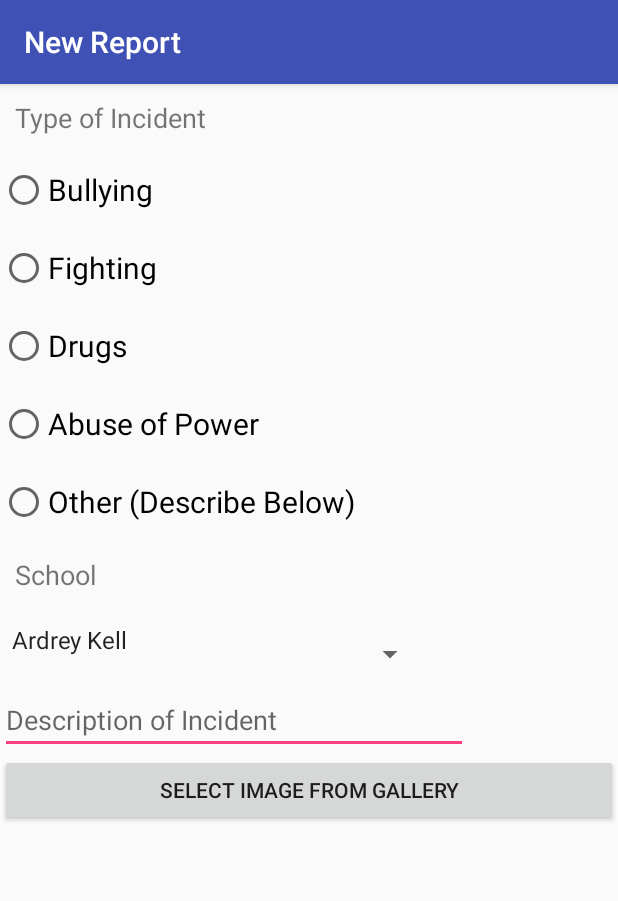
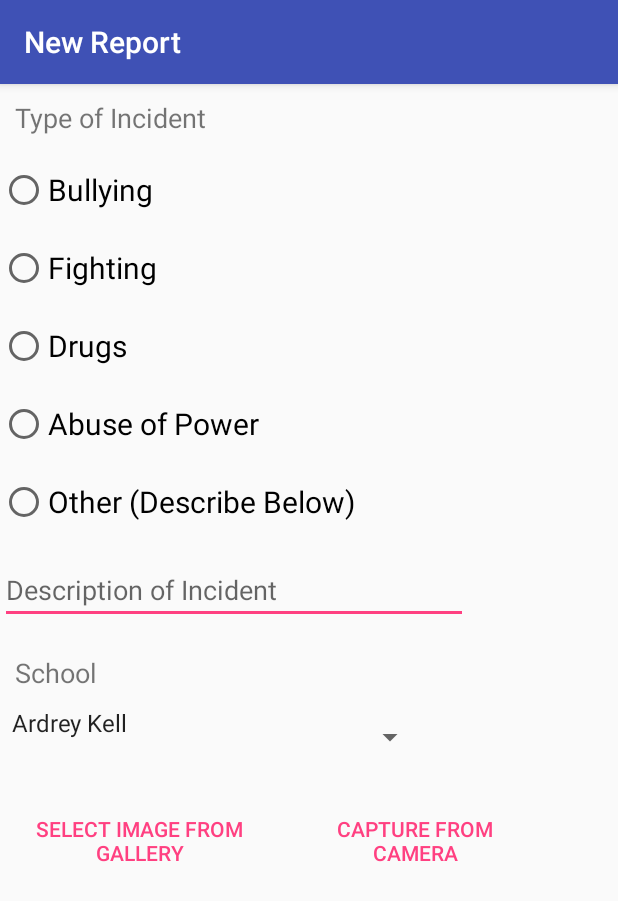
Before and after one commit to jumarmartin/PowerReport, an Android app: the ReportActivity screen opened directly, with no data from a screen before it, after a tap on "SELECT IMAGE FROM GALLERY", on a phone screen of 412 x 824 dp. Shown: the top 901 px of the screen. Run offline under Robolectric (Android 15) with nearby library versions, the phone set to English and light mode, and no system bars; our stand-ins replace Firebase (no records; nobody signed in at launch, a user with empty details on screens opened directly).

Commit message:
Added mCaptureCamera, Added Formal Permission Request onClick of mSelectImage or mCapture Camera

```diff
--- a/app/src/main/java/com/jumarmartin/powerreport/BaseActivity.java
+++ b/app/src/main/java/com/jumarmartin/powerreport/BaseActivity.java
@@ -1,12 +1,9 @@
 package com.jumarmartin.powerreport;
 
 import android.content.Intent;
-import android.content.pm.PackageManager;
 import android.os.Bundle;
 import android.support.annotation.NonNull;
 import android.support.design.widget.FloatingActionButton;
-import android.support.design.widget.Snackbar;
-import android.support.v4.content.ContextCompat;
 import android.support.v7.app.AppCompatActivity;
 import android.support.v7.widget.Toolbar;
 import android.util.Log;
@@ -19,7 +16,6 @@ import com.google.android.gms.tasks.OnCompleteListener;
 import com.google.android.gms.tasks.Task;
 import com.google.firebase.auth.AuthResult;
 import com.google.firebase.auth.FirebaseAuth;
-import com.google.firebase.auth.FirebaseUser;
 
 public class BaseActivity extends AppCompatActivity {
 
@@ -37,6 +33,7 @@ public class BaseActivity extends AppCompatActivity {
         //Firebase Auth
         mAuth = FirebaseAuth.getInstance();
 
+        //Literally Floating Button
         FloatingActionButton fab = (FloatingActionButton) findViewById(R.id.fab);
         fab.setOnClickListener(new View.OnClickListener() {
             @Override
--- a/app/src/main/java/com/jumarmartin/powerreport/ReportActivity.java
+++ b/app/src/main/java/com/jumarmartin/powerreport/ReportActivity.java
@@ -1,10 +1,15 @@
 package com.jumarmartin.powerreport;
 
+import android.*;
 import android.content.Intent;
+import android.content.pm.PackageManager;
 import android.net.Uri;
+import android.os.Build;
+import android.provider.MediaStore;
 import android.support.annotation.NonNull;
 import android.support.v7.app.AppCompatActivity;
 import android.os.Bundle;
+import android.util.Log;
 import android.view.View;
 import android.widget.ArrayAdapter;
 import android.widget.Button;
@@ -13,11 +18,11 @@ import android.widget.Toast;
 
 import com.google.android.gms.tasks.OnFailureListener;
 import com.google.android.gms.tasks.OnSuccessListener;
-import com.google.firebase.auth.FirebaseAuth;
 import com.google.firebase.storage.FirebaseStorage;
 import com.google.firebase.storage.StorageReference;
 import com.google.firebase.storage.UploadTask;
 
+import static com.jumarmartin.powerreport.R.id.capture_from_camera;
 import static com.jumarmartin.powerreport.R.id.school_spinner;
 import static com.jumarmartin.powerreport.R.id.select_image;
 
@@ -25,10 +30,13 @@ import static com.jumarmartin.powerreport.R.id.select_image;
 public class ReportActivity extends AppCompatActivity {
     //Firebase Storage
     private Button mSelectImage;
+    private Button mCaptureCamera;
 
     private StorageReference mStorage;
 
     private static final int GALLERY_INTENT = 2;
+    private static final int CAMERA_REQUEST_CODE = 1;
+    private static final int PERMS_REQUEST_CODE = 1;
 
     @Override
     protected void onCreate(Bundle savedInstanceState) {
@@ -38,12 +46,20 @@ public class ReportActivity extends AppCompatActivity {
 
         //Firebase Storage
         mSelectImage = (Button) findViewById(select_image);
+        mCaptureCamera = (Button) findViewById(capture_from_camera);
 
         mStorage = FirebaseStorage.getInstance().getReference();
 
+        //Select from gallery
         mSelectImage.setOnClickListener(new View.OnClickListener() {
             @Override
             public void onClick(View v) {
+
+                if (hasPermissions()) {
+                    Log.d("Permissions", "We have sufficient permissions.");
+                } else {
+                    requestPerms();
+                }
 
                 Intent intent = new Intent(Intent.ACTION_PICK);
 
@@ -54,12 +70,30 @@ public class ReportActivity extends AppCompatActivity {
 
             }
         });
+
+        //Capture from Camera
+        mCaptureCamera.setOnClickListener(new View.OnClickListener() {
+            @Override
+            public void onClick(View v) {
+
+
+                if (hasPermissions()) {
+                    Log.d("Permissions", "We have sufficient permissions.");
+                } else {
+                    requestPerms();
+                }
+
+                Intent intent = new Intent(MediaStore.ACTION_IMAGE_CAPTURE);
+                startActivityForResult(intent, CAMERA_REQUEST_CODE);
+            }
+        });
     }
 
     @Override
     protected void onActivityResult(int requestCode, int resultCode, Intent data) {
         super.onActivityResult(requestCode, resultCode, data);
 
+        //Select from gallery
         if (requestCode == GALLERY_INTENT && resultCode == RESULT_OK){
             Uri uri = data.getData();
 
@@ -77,6 +111,15 @@ public class ReportActivity extends AppCompatActivity {
                         }
                     });
         }
+
+
+        //Capture from Camera
+
+        //TODO: UPLOAD WHEN DONE
+//        if (requestCode == CAMERA_REQUEST_CODE && resultCode == RESULT_OK) {
+//            Uri uri = data.getData();
+//            StorageReference filepath = mStorage.child("Photos").child(uri.getLastPathSegment());
+//        }
     }
 
     private void addSchoolsToSpinner() {
@@ -88,5 +131,48 @@ public class ReportActivity extends AppCompatActivity {
     }
 
 
+    //request perms
+
+    @Override
+    public void onRequestPermissionsResult(int requestCode, @NonNull String[] permissions, @NonNull int[] grantResults) {
+        boolean allowed = true;
+
+        switch (requestCode) {
+            case PERMS_REQUEST_CODE:
+                for (int res :grantResults) {
+                    allowed = allowed && (res == PackageManager.PERMISSION_GRANTED);
+                }
+                break;
+
+            default:
+                allowed = false;
+        }
+
+        if (allowed) {
+            Log.d("wow", "onRequestPermissionsResult: yay");
+        }
+    }
+    private boolean hasPermissions() {
+        int res;
+
+        String[] permissions = new String[]{android.Manifest.permission.READ_EXTERNAL_STORAGE, android.Manifest.permission.CAMERA, android.Manifest.permission.INTERNET };
+
+        for (String perms : permissions) {
+            res = checkCallingOrSelfPermission(perms);
+            if (res == PackageManager.PERMISSION_GRANTED) {
+                return false;
+            }
+        }
+        return true;
+
+    }
+
+    private void requestPerms() {
+        String[] permissions = new String[]{android.Manifest.permission.READ_EXTERNAL_STORAGE, android.Manifest.permission.CAMERA, android.Manifest.permission.INTERNET };
+        if (Build.VERSION.SDK_INT >= Build.VERSION_CODES.M) {
+            requestPermissions(permissions, PERMS_REQUEST_CODE);
+        }
+    }
+
 
 }
--- a/app/src/main/res/layout/activity_report.xml
+++ b/app/src/main/res/layout/activity_report.xml
@@ -10,12 +10,8 @@
 
     <include
         layout="@layout/content_report"
-        android:layout_width="match_parent"
-        android:layout_height="match_parent"
-        android:layout_marginBottom="0dp"
-        android:layout_marginLeft="0dp"
-        android:layout_marginRight="0dp"
-        android:layout_marginTop="0dp"
+        android:layout_width="0dp"
+        android:layout_height="0dp"
         app:layout_constraintBottom_toBottomOf="parent"
         app:layout_constraintLeft_toLeftOf="parent"
         app:layout_constraintRight_toRightOf="parent"
--- a/app/src/main/res/layout/content_report.xml
+++ b/app/src/main/res/layout/content_report.xml
@@ -86,14 +86,23 @@
 
             </RadioGroup>
 
+            <EditText
+                android:id="@+id/description_of_incident"
+                android:layout_width="312dp"
+                android:layout_height="wrap_content"
+                android:ems="10"
+                android:hint="@string/description_of_incident"
+                android:inputType="textMultiLine" />
+
             <TextView
                 android:id="@+id/select_school"
                 android:layout_width="match_parent"
                 android:layout_height="wrap_content"
                 android:layout_weight="0.85"
-                android:paddingBottom="20dp"
+                android:paddingBottom="10sp"
                 android:paddingEnd="10sp"
                 android:paddingStart="10sp"
+                android:paddingTop="20sp"
                 android:text="@string/school_selection"
                 android:textSize="18sp"
                 tools:layout_editor_absoluteX="8dp"
@@ -109,19 +118,27 @@
                 tools:layout_editor_absoluteX="8dp"
                 tools:layout_editor_absoluteY="8dp" />
 
-            <EditText
-                android:id="@+id/description_of_incident"
-                android:layout_width="312dp"
-                android:layout_height="wrap_content"
-                android:ems="10"
-                android:hint="@string/description_of_incident"
-                android:inputType="textMultiLine" />
+            <LinearLayout
+                android:layout_width="match_parent"
+                android:layout_height="match_parent"
+                android:layout_weight="0"
+                android:orientation="horizontal"
+                android:paddingTop="20sp">
 
-            <Button
-                android:id="@+id/select_image"
-                android:layout_width="match_parent"
-                android:layout_height="wrap_content"
-                android:text="Select Image from Gallery" />
+                <Button
+                    android:id="@+id/select_image"
+                    style="?android:attr/buttonBarButtonStyle"
+                    android:layout_width="186dp"
+                    android:layout_height="wrap_content"
+                    android:text="@string/select_image_from_gallery" />
+
+                <Button
+                    android:id="@+id/capture_from_camera"
+                    style="?android:attr/buttonBarButtonStyle"
+                    android:layout_width="181dp"
+                    android:layout_height="wrap_content"
+                    android:text="@string/capture_from_camera" />
+            </LinearLayout>
 
         </LinearLayout>
 
--- a/app/src/main/res/values/strings.xml
+++ b/app/src/main/res/values/strings.xml
@@ -44,5 +44,7 @@
     <string name="description_of_incident">Description of Incident</string>
     <string name="abuse_of_power">Abuse of Power</string>
     <string name="new_report">New Report</string>
+    <string name="capture_from_camera">Capture from Camera</string>
+    <string name="select_image_from_gallery">Select Image from Gallery</string>
 
 </resources>
```
